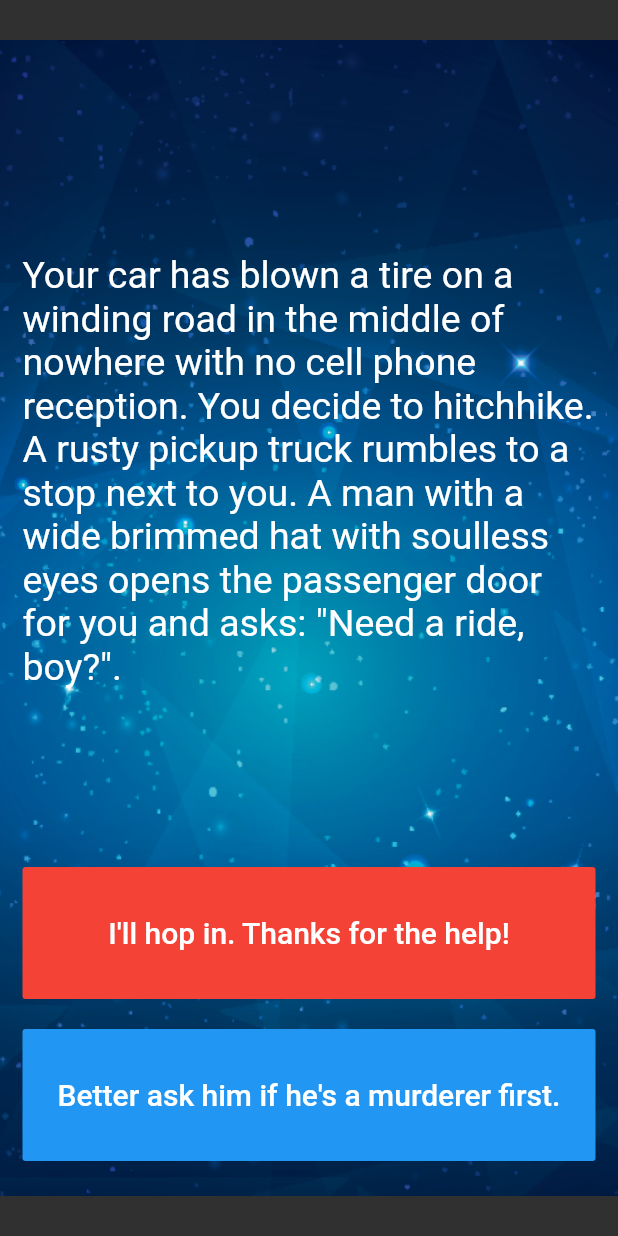
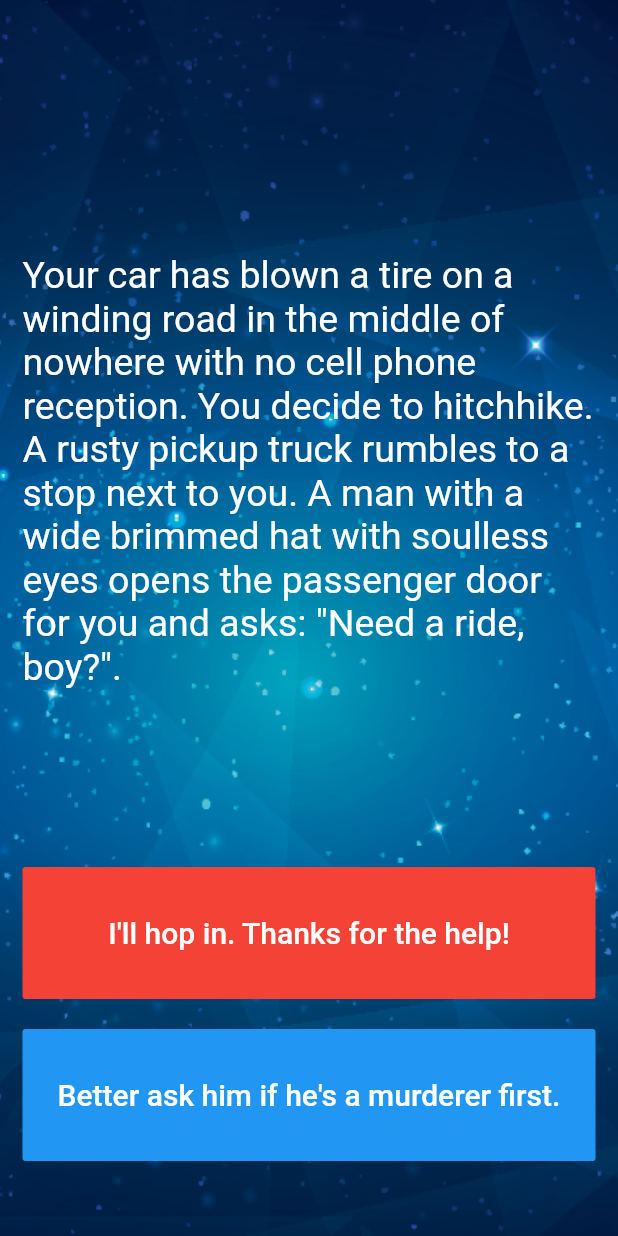
Before and after one commit to ace-js/destiny_game, a Flutter app: the screen it shows after launch, on a phone screen of 412 x 824 dp. Run offline on Flutter 3.47's test engine with Material 2 defaults, Android fonts, the phone set to English and light mode, and no system bars.

Commit message:
fit background image

```diff
--- a/lib/main.dart
+++ b/lib/main.dart
@@ -39,6 +39,7 @@ class _StoryPageState extends State<StoryPage> {
         decoration: BoxDecoration( // gives style to container (bgImage ect..)
           image: DecorationImage(
             image: AssetImage('images/background.png'),
+            fit: BoxFit.cover
           ),
         ),
         padding: EdgeInsets.symmetric(vertical: 50.0, horizontal: 15.0),
```
